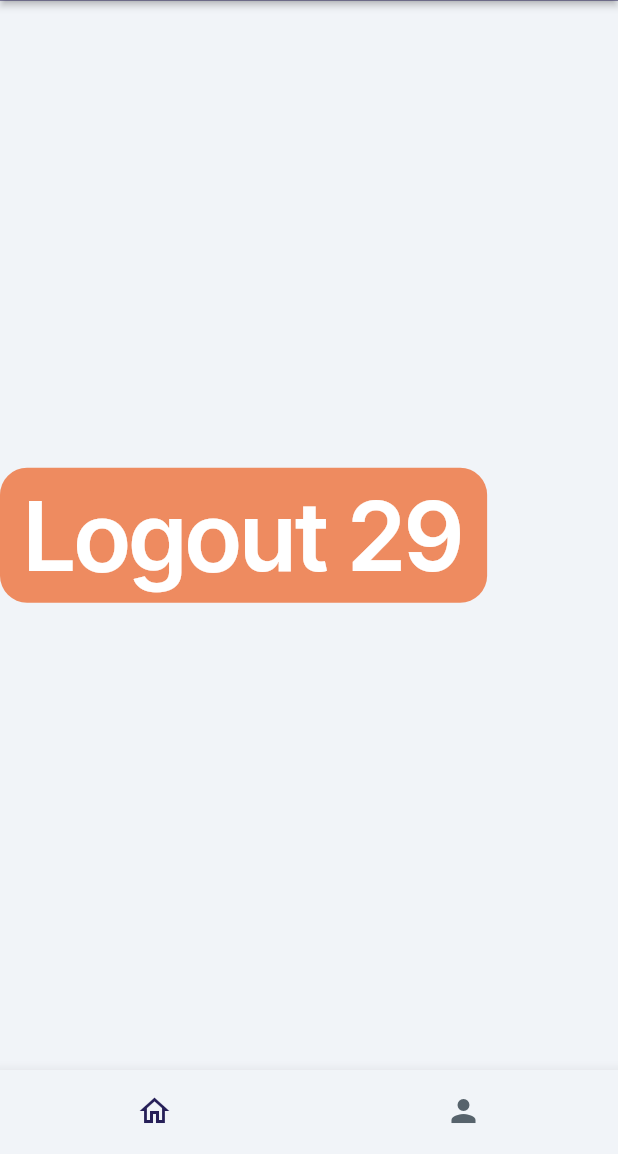
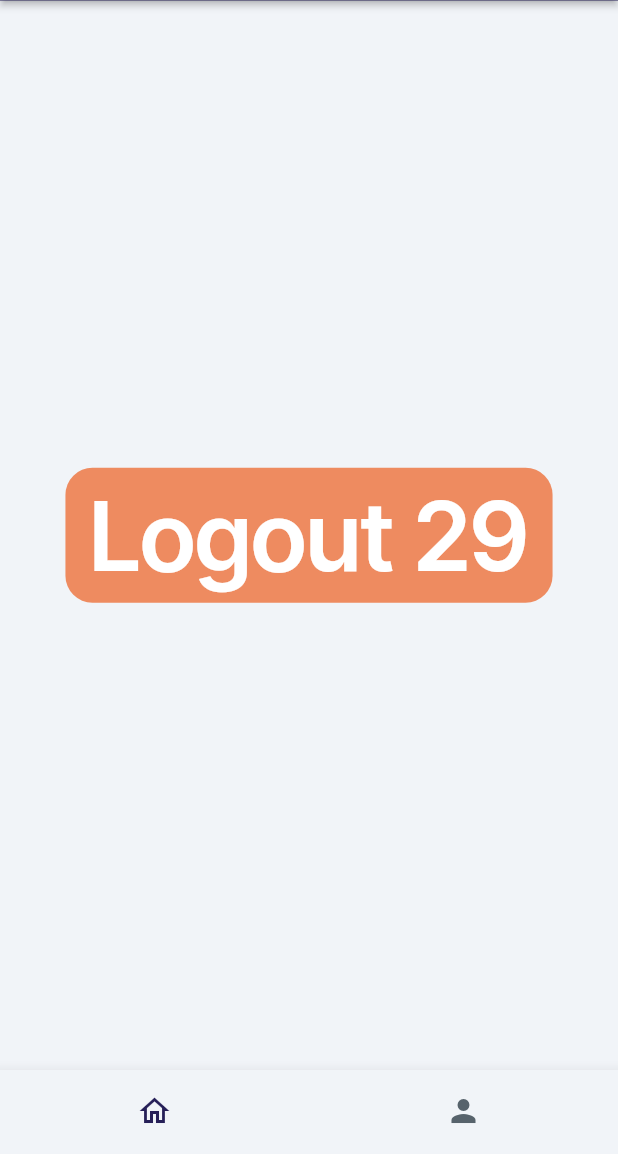
Before and after one commit to ffhr/FlutterFlowBenchmark, a Flutter app: the screen it shows once a user with an empty profile is signed in, on a phone screen of 412 x 824 dp, the part 82-1236 px from its top. Run offline on Flutter 3.47's test engine with Material 3 defaults, Android fonts, the phone set to English and light mode, and no system bars; drawn by our look-alikes of auto_size_text; our stand-ins replace firebase_auth, firebase_core, font_awesome_flutter, from_css_color, go_router, google_fonts and 6 more; missing offline and left inert: json_path; accounts and stored records are empty; statements that could not run were skipped.

Commit message:
Updating to latest FlutterFlow output.

```diff
--- a/lib/pages/home_page/home_page_widget.dart
+++ b/lib/pages/home_page/home_page_widget.dart
@@ -64,11 +64,11 @@ class _HomePageWidgetState extends State<HomePageWidget> {
         body: SafeArea(
           top: true,
           child: Align(
-            alignment: AlignmentDirectional(-1.0, 0.0),
+            alignment: AlignmentDirectional(0.0, 0.0),
             child: Column(
               mainAxisSize: MainAxisSize.max,
               mainAxisAlignment: MainAxisAlignment.center,
-              crossAxisAlignment: CrossAxisAlignment.start,
+              crossAxisAlignment: CrossAxisAlignment.center,
               children: [
                 FFButtonWidget(
                   onPressed: () async {
```
